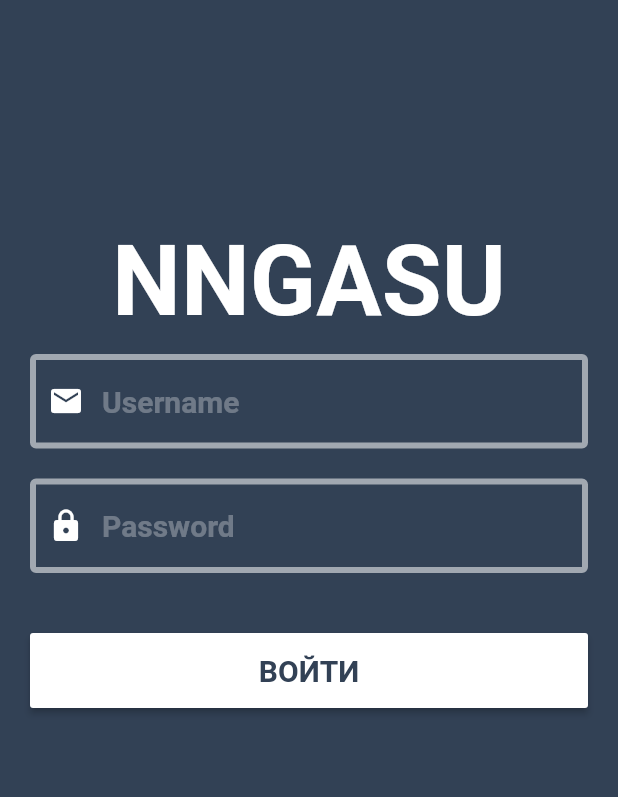
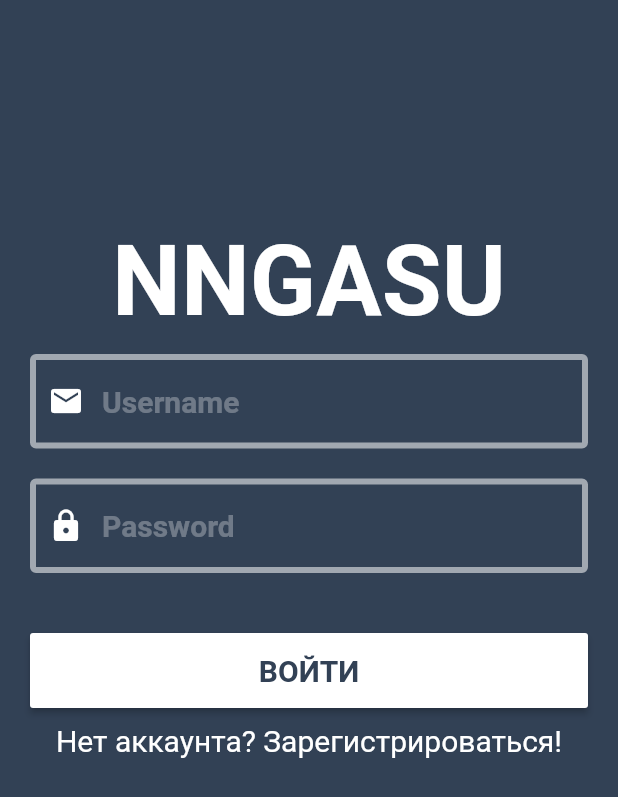
Before and after one commit to Excome/nngasu_fqp_mobile, a Flutter app: the screen it shows after launch, on a phone screen of 412 x 824 dp. Shown: the top 797 px of the screen. Run offline on Flutter 3.47's test engine with Material 2 defaults, Android fonts, the phone set to English and light mode, and no system bars.

Commit message:
add registration form

```diff
--- a/lib/pages/authPage.dart
+++ b/lib/pages/authPage.dart
@@ -3,7 +3,6 @@
 
 class AuthPage extends StatefulWidget{
   AuthPage({Key? key}) : super(key: key);
-  bool _isLogin = false;
 
   @override
   State<StatefulWidget> createState() => _AuthPageState();
@@ -11,7 +10,19 @@
 
 class _AuthPageState extends State<AuthPage>{
   final TextEditingController _usernameController = TextEditingController();
+  final TextEditingController _emailController = TextEditingController();
   final TextEditingController _passwordController = TextEditingController();
+  final TextEditingController _passwordConfController = TextEditingController();
+  final TextEditingController _firstNameController = TextEditingController();
+  final TextEditingController _surNameController = TextEditingController();
+
+  String _username = "";
+  String _email = "";
+  String _password = "";
+  String _passwordConf = "";
+  String _firstName = "";
+  String _surName = "";
+  bool _showLogin = true;
 
   @override
   Widget build(BuildContext context) {
@@ -65,7 +76,7 @@
       );
     }
 
-    Widget _form(String label, void Function() func) {
+    Widget _loginForm(String label, void Function() func) {
       return Column(
         children: <Widget>[
           Padding(
@@ -89,15 +100,107 @@
       );
     }
 
+    Widget _registrationForm(String label, void Function() func) {
+      return Column(
+        children: <Widget>[
+          Padding(
+            padding: const EdgeInsets.only(top: 10, bottom: 20),
+            child: _input("Имя пользователя", const Icon(Icons.person), _usernameController, false),
+          ),
+          Padding(
+            padding: const EdgeInsets.only(bottom: 20),
+            child: _input("Email", const Icon(Icons.email), _emailController, false),
+          ),
+          Padding(
+            padding: const EdgeInsets.only(bottom: 20),
+            child: _input("Имя", const Icon(Icons.person), _firstNameController, false),
+          ),
+          Padding(
+            padding: const EdgeInsets.only(bottom: 20),
+            child: _input("Фамилия", const Icon(Icons.person), _surNameController, false),
+          ),
+          Padding(
+            padding: const EdgeInsets.only(bottom: 20),
+            child: _input("Пароль", const Icon(Icons.lock), _passwordController, true),
+          ),
+          Padding(
+            padding: const EdgeInsets.only(bottom: 20),
+            child: _input("Подтверждение пароля", const Icon(Icons.lock), _passwordConfController, true),
+          ),
+          const SizedBox(height: 20),
+          Padding(
+            padding: const EdgeInsets.only(left: 20, right: 20),
+            child: SizedBox(
+                height: 50,
+                width: MediaQuery.of(context).size.width,
+                child: _button(label, func)
+            ),
+          )
+        ],
+      );
+    }
 
+    void _loginUser(){
+      _username = _usernameController.text;
+      _password = _passwordController.text;
+
+      _usernameController.clear();
+      _passwordController.clear();
+    }
+
+    void _registerUser(){
+      _username = _usernameController.text;
+      _email = _emailController.text;
+      _firstName = _firstNameController.text;
+      _surName = _surNameController.text;
+      _password = _passwordController.text;
+      _passwordConf = _passwordConfController.text;
+
+
+    }
     return Scaffold(
         backgroundColor: Theme.of(context).primaryColor,
-      body: Column(
+        body: SingleChildScrollView(
+            child: Column(
               children: <Widget>[
                 _logo(),
-          _form('ВОЙТИ', (){})
+                (
+                    _showLogin
+                        ? Column(
+                      children: <Widget>[
+                        _loginForm('ВОЙТИ', _loginUser),
+                        Padding(
+                          padding: const EdgeInsets.only(top: 10),
+                          child: GestureDetector(
+                            child: const Text('Нет аккаунта? Зарегистрироваться!', style: TextStyle(fontSize: 20, color: Colors.white)),
+                            onTap: (){
+                              setState(() {
+                                _showLogin = false;
+                              });
+                            },
+                          ),
+                        )
                       ],
+                    ) : Column(
+                      children: <Widget>[
+                        _registrationForm('ЗАРЕГИСТРИРОВАТЬСЯ', _registerUser),
+                        Padding(
+                          padding: const EdgeInsets.only(top: 10, bottom: 40),
+                          child: GestureDetector(
+                            child: const Text('Уже есть аакаунт? Войти!', style: TextStyle(fontSize: 20, color: Colors.white)),
+                            onTap: (){
+                              setState(() {
+                                _showLogin = true;
+                              });
+                            },
                           ),
+                        )
+                      ],
+                    )
+                )
+              ],
+            )
+        )
     );
   }
 }
```
Also changed, not shown: 1 other file. Lines whose indentation alone changed are shown as unchanged.
